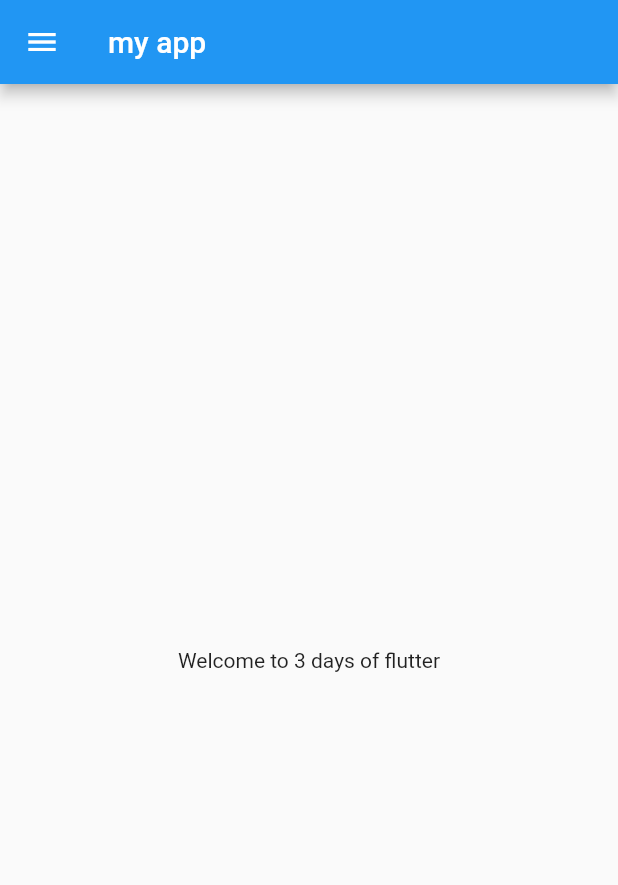
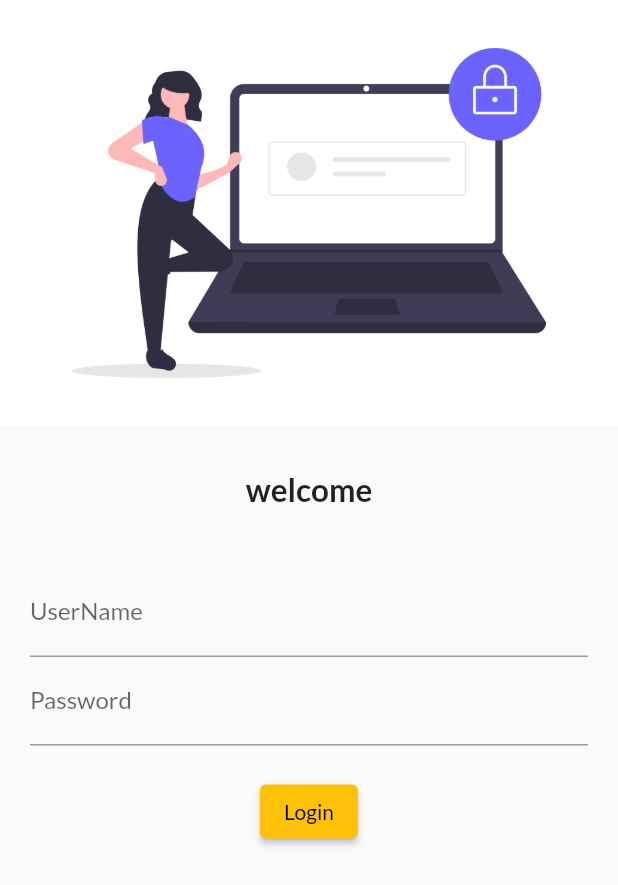
Before and after one commit to deepanshu-dua/eCommerceapp, a Flutter app: the screen it shows after launch, on a phone screen of 412 x 824 dp. Shown: the top 885 px of the screen. Run offline on Flutter 3.47's test engine with Material 2 defaults, Android fonts, the phone set to English and light mode, and no system bars; our stand-ins replace google_fonts.

Commit message:
DAY4 cpompleted

```diff
--- a/lib/main.dart
+++ b/lib/main.dart
@@ -1,5 +1,7 @@
 import 'package:flutter/material.dart';
-import 'package:flutter_course/home_page.dart';
+import 'package:flutter_course/pages/home_page.dart';
+import 'package:flutter_course/pages/login.dart';
+import 'package:google_fonts/google_fonts.dart';
 
 void main() {
   runApp(MyApp());
@@ -11,7 +13,17 @@ class MyApp extends StatelessWidget {
   @override
   Widget build(BuildContext context) {
     return MaterialApp(
-      home: HomePage(),
+      // home: HomePage(),
+      themeMode: ThemeMode.light,
+      theme: ThemeData(
+          primarySwatch: Colors.amber,
+          fontFamily: GoogleFonts.lato().fontFamily),
+      // darkTheme: ThemeData(brightness: Brightness.dark,),
+      //  initialRoute: "home",
+      routes: {
+        "/": (context) => LoginPage(),
+        "loginpage": (context) => LoginPage()
+      },
     );
   }
 }
--- /dev/null
+++ b/lib/pages/login.dart
@@ -0,0 +1,65 @@
+import 'package:flutter/material.dart';
+
+class LoginPage extends StatelessWidget {
+  const LoginPage({Key? key}) : super(key: key);
+
+  @override
+  Widget build(BuildContext context) {
+    return Material(
+        child: Column(
+      children: [
+        Image.asset(
+          "assets/images/login.png",
+          fit: BoxFit.cover,
+        ),
+        SizedBox(
+          height: 30.0,
+        ),
+        Text(
+          "welcome",
+          style: TextStyle(
+            fontSize: 21,
+            fontWeight: FontWeight.bold,
+          ),
+        ),
+        SizedBox(
+          height: 20.0,
+        ),
+        Padding(
+          padding: const EdgeInsets.all(20.0),
+          child: Column(
+            children: [
+              TextFormField(
+                decoration: InputDecoration(
+                    labelText: "UserName", hintText: "enter username"),
+              ),
+              TextFormField(
+                obscureText: true,
+                decoration: InputDecoration(
+                    labelText: "Password", hintText: "enter password"),
+              ),
+              SizedBox(
+                height: 20.0,
+              ),
+              ElevatedButton(
+                onPressed: () {
+                  print("hi deepu");
+                },
+                child: Text("Login"),
+                style: TextButton.styleFrom(),
+              )
+            ],
+          ),
+        ),
+      ],
+    )
+        // child: Center(
+        //   child: Text(
+        //     "Login Page",
+        //     style: TextStyle(fontSize: 20, color: Colors.blue),
+        //     textScaleFactor: 2.0,
+        //   ),
+        // ),
+        );
+  }
+}
--- a/pubspec.yaml
+++ b/pubspec.yaml
@@ -34,6 +34,7 @@ dependencies:
   # The following adds the Cupertino Icons font to your application.
   # Use with the CupertinoIcons class for iOS style icons.
   cupertino_icons: ^1.0.2
+  google_fonts: ^3.0.1
 
 dev_dependencies:
   flutter_test:
@@ -58,8 +59,8 @@ flutter:
   uses-material-design: true
 
   # To add assets to your application, add an assets section, like this:
-  # assets:
-  #   - images/a_dot_burr.jpeg
+  assets:
+    - assets/images/
   #   - images/a_dot_ham.jpeg
 
   # An image asset can refer to one or more resolution-specific "variants", see
```
Also changed, not shown: assets/images/login.png (added), lib/pages/home_page.dart (renamed from lib/home_page.dart), pubspec.lock, 1 other file.
